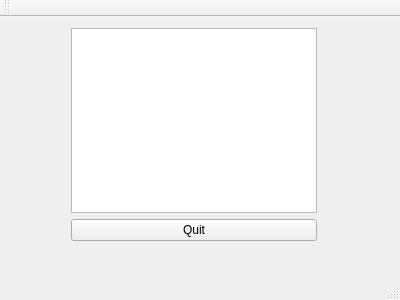
pybae/QNote, file notepad.ui: the form before one commit.
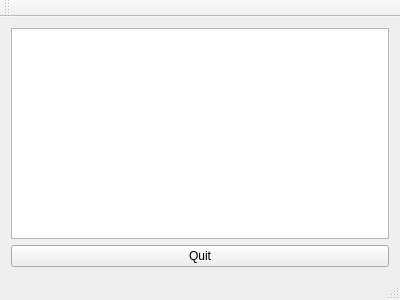
The form after the commit.

Commit message: rename widget; responsive widget layout for main window

Patch:
```diff
--- a/notepad.ui
+++ b/notepad.ui
@@ -14,28 +14,22 @@
    <string>Notepad</string>
   </property>
   <widget class="QWidget" name="centralWidget">
-   <widget class="QWidget" name="layoutWidget">
-    <property name="geometry">
-     <rect>
-      <x>60</x>
-      <y>0</y>
-      <width>268</width>
-      <height>235</height>
-     </rect>
-    </property>
-    <layout class="QVBoxLayout" name="verticalLayout_2">
+   <layout class="QVBoxLayout" name="verticalLayout">
+    <item>
+     <layout class="QVBoxLayout" name="mainVerticalLayout">
      <item>
       <widget class="QTextEdit" name="textEdit"/>
      </item>
      <item>
-      <widget class="QPushButton" name="pushButton">
+       <widget class="QPushButton" name="quitButton">
        <property name="text">
         <string>Quit</string>
        </property>
       </widget>
      </item>
     </layout>
-   </widget>
+    </item>
+   </layout>
   </widget>
   <widget class="QMenuBar" name="menuBar">
    <property name="geometry">
```
Left out of the diff: 2 changed lines with no effect on the pictures. Lines whose indentation alone changed are shown as unchanged. The commit also changes 2 other files.
